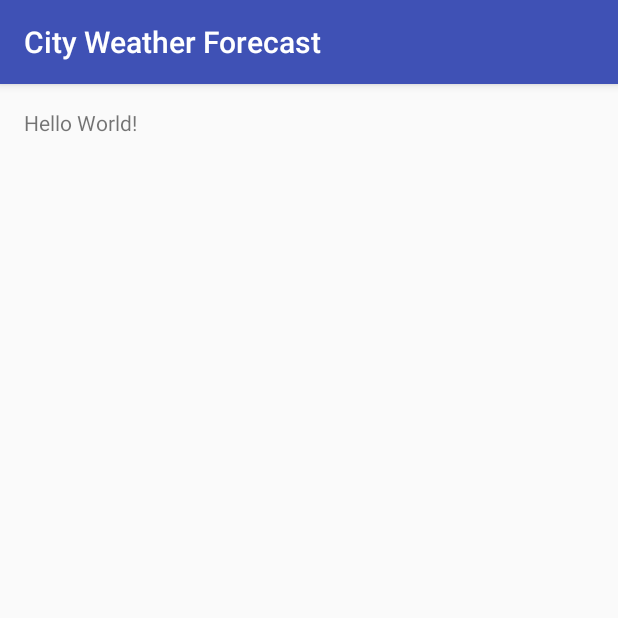
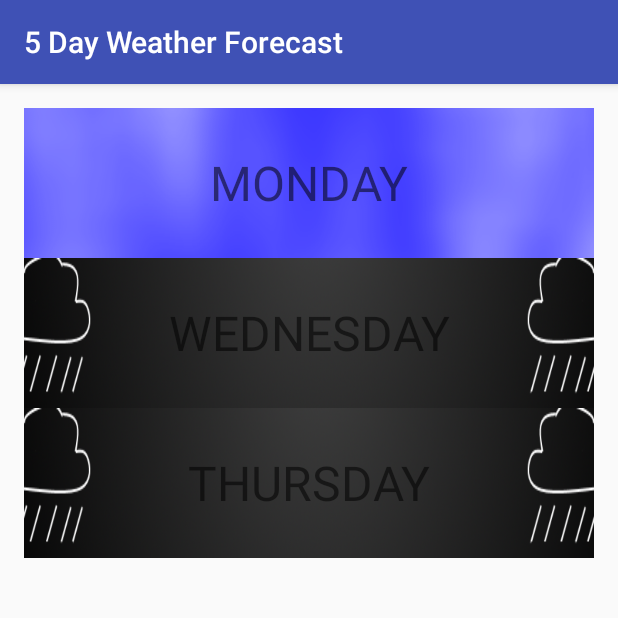
Before and after one commit to kolboch/Android-Development, an Android app: the screen it shows after launch (MainActivity before the commit, WeatherForecastMain after it), on a phone screen of 412 x 824 dp, the top half of it. Run offline under Robolectric (Android 15) with nearby library versions, the phone set to English and light mode, and no system bars.

Commit message:
Base look with simple test of listView

```diff
--- a/CityWeatherForecast/app/src/main/AndroidManifest.xml
+++ b/CityWeatherForecast/app/src/main/AndroidManifest.xml
@@ -8,7 +8,7 @@
         android:label="@string/app_name"
         android:supportsRtl="true"
         android:theme="@style/AppTheme">
-        <activity android:name=".MainActivity">
+        <activity android:name=".WeatherForecastMain">
             <intent-filter>
                 <action android:name="android.intent.action.MAIN"/>
 
--- /dev/null
+++ b/CityWeatherForecast/app/src/main/java/dev/kb/cityweatherforecast/DayForecastAdapter.java
@@ -0,0 +1,58 @@
+package dev.kb.cityweatherforecast;
+
+import android.content.Context;
+import android.support.annotation.NonNull;
+import android.view.LayoutInflater;
+import android.view.View;
+import android.view.ViewGroup;
+import android.widget.ArrayAdapter;
+import android.widget.TextView;
+
+import java.util.ArrayList;
+
+/**
+ * Created by Karol on 2017-02-12.
+ */
+
+public class DayForecastAdapter extends ArrayAdapter<DayForecast> {
+
+    public DayForecastAdapter(Context context, ArrayList<DayForecast> objects) {
+        super(context, 0, objects);
+    }
+
+    @NonNull
+    @Override
+    public View getView(int position, View convertView, ViewGroup parent) {
+        View listItemView = convertView;
+        if (listItemView == null) {
+            listItemView = LayoutInflater.from(getContext()).inflate(R.layout.day_forecast_list_item, parent, false);
+        }
+        DayForecast current = getItem(position);
+        /* set icon */
+        listItemView.setBackgroundResource(getRelevantIconResource(current.getWeathers()));
+        /* set day name */
+        TextView dayForecastText = (TextView) listItemView.findViewById(R.id.banner_text_view);
+        dayForecastText.setText(current.getDayName());
+
+        return listItemView;
+    }
+
+    /* icon should be based on most appearing weather, now for test it takes first one */
+    private int getRelevantIconResource(Weather[] weathers) {
+        return getResourceForCode(weathers[0].getWeatherID());
+    }
+
+    /* base case not fully developed */
+    private int getResourceForCode(int weatherCode) {
+        int imageResource;
+        switch (weatherCode) {
+            case 800:
+                imageResource = R.drawable.bluesky_banner;
+                break;
+            default:
+                imageResource = R.drawable.rain_banner;
+                break;
+        }
+        return imageResource;
+    }
+}
--- a/CityWeatherForecast/app/src/main/java/dev/kb/cityweatherforecast/MainActivity.java
+++ /dev/null
@@ -1,13 +0,0 @@
-package dev.kb.cityweatherforecast;
-
-import android.support.v7.app.AppCompatActivity;
-import android.os.Bundle;
-
-public class MainActivity extends AppCompatActivity {
-
-    @Override
-    protected void onCreate(Bundle savedInstanceState) {
-        super.onCreate(savedInstanceState);
-        setContentView(R.layout.activity_main);
-    }
-}
--- a/CityWeatherForecast/app/src/main/java/dev/kb/cityweatherforecast/Weather.java
+++ b/CityWeatherForecast/app/src/main/java/dev/kb/cityweatherforecast/Weather.java
@@ -6,26 +6,45 @@ package dev.kb.cityweatherforecast;
 
 public class Weather {
 
-    // private int hour ??
+    /* hour of taking measure */
+    private String measureHour;
     private double temperature;
     private double pressure;
+    /* id for weather to determine weather type according to 'openweathermap' id's" */
     private int weatherID;
 
-    public Weather(double temperature, double pressure, int weatherID){
+    public Weather(double temperature, double pressure, int weatherID, String measureHour) {
         this.temperature = temperature;
         this.pressure = pressure;
         this.weatherID = weatherID;
+        this.measureHour = measureHour;
     }
 
-    public double getTemperature(){
+    /**
+     * get predicted temperature
+     */
+    public double getTemperature() {
         return temperature;
     }
 
-    public double getPressure(){
+    /**
+     * get predicted atmospheric pressure
+     */
+    public double getPressure() {
         return pressure;
     }
 
-    public int getWeatherID(){
+    /**
+     * get specified for this weather weatherID
+     */
+    public int getWeatherID() {
         return weatherID;
     }
+
+    /**
+     * get hour
+     */
+    public String getMeasureHour() {
+        return measureHour;
+    }
 }
--- /dev/null
+++ b/CityWeatherForecast/app/src/main/java/dev/kb/cityweatherforecast/WeatherForecastMain.java
@@ -0,0 +1,37 @@
+package dev.kb.cityweatherforecast;
+
+import android.os.Bundle;
+import android.support.v7.app.AppCompatActivity;
+import android.widget.ListView;
+
+import java.util.ArrayList;
+
+public class WeatherForecastMain extends AppCompatActivity {
+
+    private static final String LOG_TAG = WeatherForecastMain.class.getName();
+    private ArrayList<DayForecast> forecasts;
+    private ListView forecastsListView;
+
+    @Override
+    protected void onCreate(Bundle savedInstanceState) {
+        super.onCreate(savedInstanceState);
+        setContentView(R.layout.weather_main);
+
+        forecasts = getTestData();
+        forecastsListView = (ListView) findViewById(R.id.list_day_forecasts);
+        DayForecastAdapter adapter = new DayForecastAdapter(this, forecasts);
+        forecastsListView.setAdapter(adapter);
+    }
+
+    /* only for testing */
+    private ArrayList<DayForecast> getTestData() {
+        DayForecast a1 = new DayForecast("09-09-2016", "MONDAY", new Weather[]{new Weather(45, 1000, 800, "12:00")});
+        DayForecast a2 = new DayForecast("09-09-2017", "WEDNESDAY", new Weather[]{new Weather(36, 1010, 600, "15:00")});
+        DayForecast a3 = new DayForecast("09-09-2015", "THURSDAY", new Weather[]{new Weather(-9.5, 1005, 500, "9:00")});
+        ArrayList<DayForecast> sample = new ArrayList<>();
+        sample.add(a1);
+        sample.add(a2);
+        sample.add(a3);
+        return sample;
+    }
+}
--- /dev/null
+++ b/CityWeatherForecast/app/src/main/res/layout/day_forecast_list_item.xml
@@ -0,0 +1,16 @@
+<?xml version="1.0" encoding="utf-8"?>
+<RelativeLayout xmlns:android="http://schemas.android.com/apk/res/android"
+                android:layout_width="match_parent"
+                android:layout_height="wrap_content"
+                android:orientation="vertical">
+
+    <TextView
+        android:id="@+id/banner_text_view"
+        android:layout_width="match_parent"
+        android:layout_height="96dp"
+        android:layout_centerInParent="true"
+        android:gravity="center"
+        android:text="@string/day_sample"
+        android:textSize="32sp"/>
+
+</RelativeLayout>
--- a/CityWeatherForecast/app/src/main/res/layout/activity_main.xml
+++ b/CityWeatherForecast/app/src/main/res/layout/weather_main.xml
@@ -9,10 +9,14 @@
     android:paddingLeft="@dimen/activity_horizontal_margin"
     android:paddingRight="@dimen/activity_horizontal_margin"
     android:paddingTop="@dimen/activity_vertical_margin"
-    tools:context="dev.kb.cityweatherforecast.MainActivity">
+    tools:context="dev.kb.cityweatherforecast.WeatherForecastMain">
 
-    <TextView
-        android:layout_width="wrap_content"
-        android:layout_height="wrap_content"
-        android:text="Hello World!"/>
+    <ListView
+        android:id="@+id/list_day_forecasts"
+        android:layout_width="match_parent"
+        android:layout_height="match_parent"
+        android:layout_centerInParent="true"
+        android:orientation="vertical"
+        android:divider="@null"
+        android:dividerHeight="0dp"/>
 </RelativeLayout>
--- a/CityWeatherForecast/app/src/main/res/values/strings.xml
+++ b/CityWeatherForecast/app/src/main/res/values/strings.xml
@@ -1,3 +1,4 @@
 <resources>
-    <string name="app_name">City Weather Forecast</string>
+    <string name="app_name">5 Day Weather Forecast</string>
+    <string name="day_sample">Wednesday</string>
 </resources>
```
Also changed, not shown: CityWeatherForecast/app/src/main/res/drawable/bluesky_banner.png (added), CityWeatherForecast/app/src/main/res/drawable/rain_banner.png (added), CityWeatherForecast/app/src/main/res/drawable/sunny_bg.png (added), 1 other file.
